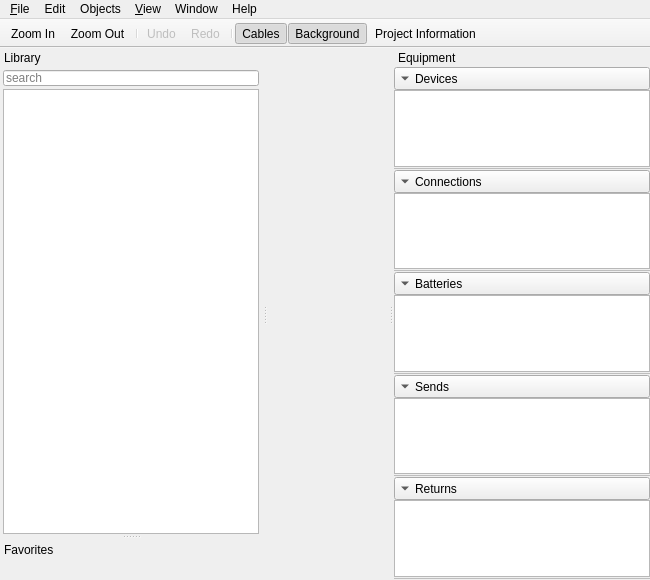
First picture: the form in mainwindow.ui, repository uliss/patch_scene, before the edit.
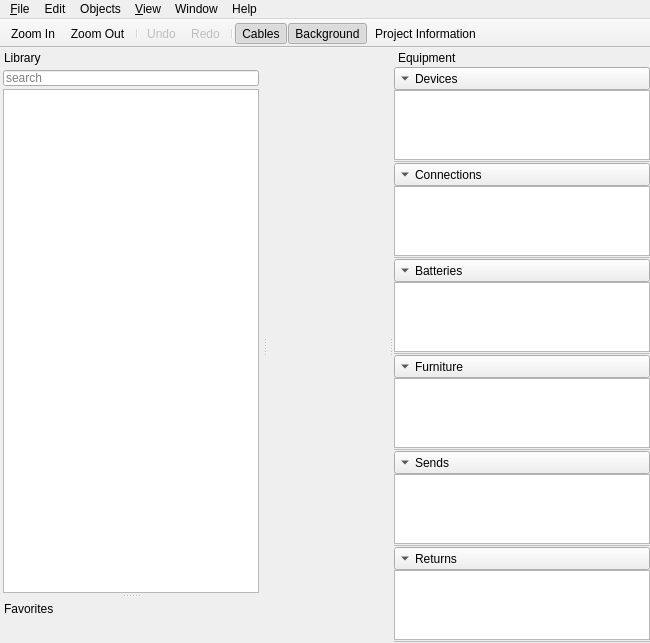
Second picture: the form after the edit. Icons and pictures are not drawn.

Commit message: furniture category added

Diff of the .ui file:
```diff
--- a/mainwindow.ui
+++ b/mainwindow.ui
@@ -379,6 +379,44 @@
        </property>
       </widget>
      </item>
+     <item>
+      <widget class="QToolButton" name="furnitureListBtn">
+       <property name="sizePolicy">
+        <sizepolicy hsizetype="Expanding" vsizetype="Fixed">
+         <horstretch>0</horstretch>
+         <verstretch>0</verstretch>
+        </sizepolicy>
+       </property>
+       <property name="contextMenuPolicy">
+        <enum>Qt::NoContextMenu</enum>
+       </property>
+       <property name="text">
+        <string>Furniture</string>
+       </property>
+       <property name="toolButtonStyle">
+        <enum>Qt::ToolButtonTextBesideIcon</enum>
+       </property>
+       <property name="arrowType">
+        <enum>Qt::DownArrow</enum>
+       </property>
+      </widget>
+     </item>
+     <item>
+      <widget class="QTableView" name="furnitureList"/>
+     </item>
+     <item>
+      <widget class="Line" name="furnitureListLine">
+       <property name="enabled">
+        <bool>false</bool>
+       </property>
+       <property name="frameShadow">
+        <enum>QFrame::Plain</enum>
+       </property>
+       <property name="orientation">
+        <enum>Qt::Horizontal</enum>
+       </property>
+      </widget>
+     </item>
      <item>
       <widget class="QToolButton" name="sendListBtn">
        <property name="sizePolicy">
```
The commit also changes 2 other files.
